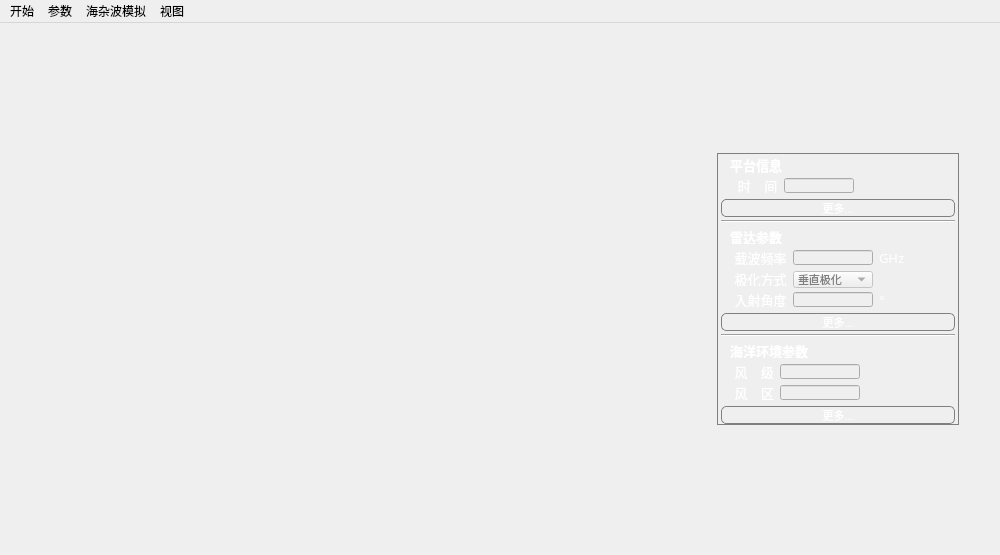
Old version of the form MainWindow.ui in the repository cedricxs/RadarSimulator.
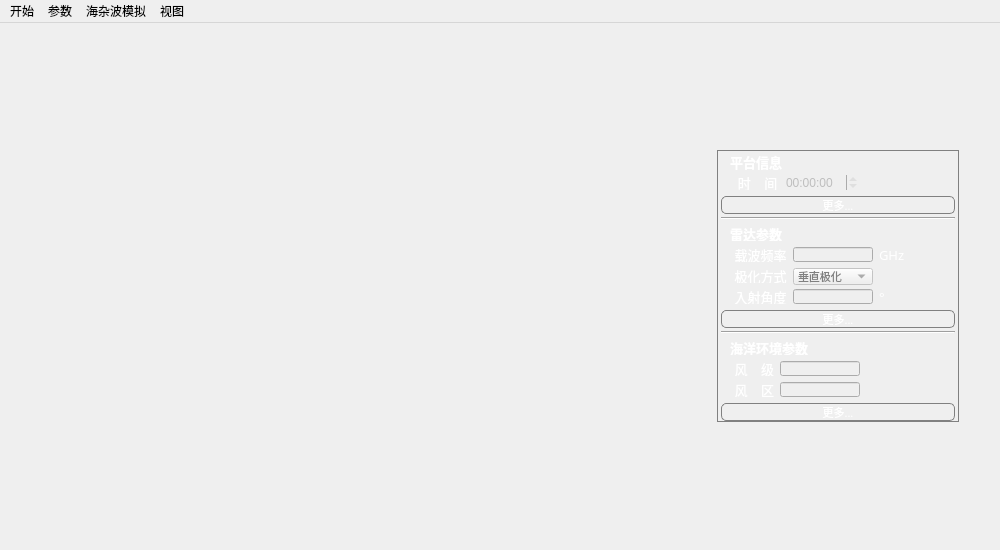
New version of the form. Icons and pictures are not drawn.

Diff of the .ui file:
```diff
--- a/MainWindow.ui
+++ b/MainWindow.ui
@@ -7,7 +7,7 @@
     <x>0</x>
     <y>0</y>
     <width>1000</width>
-    <height>555</height>
+    <height>550</height>
    </rect>
   </property>
   <property name="sizePolicy">
@@ -71,7 +71,7 @@
         <widget class="QStackedWidget" name="stackedWidget_2">
          <property name="sizePolicy">
           <sizepolicy hsizetype="Expanding" vsizetype="Expanding">
-           <horstretch>0</horstretch>
+           <horstretch>1</horstretch>
            <verstretch>0</verstretch>
           </sizepolicy>
          </property>
@@ -83,7 +83,7 @@
          </property>
          <property name="maximumSize">
           <size>
-           <width>530</width>
+           <width>9999</width>
            <height>16777215</height>
           </size>
          </property>
@@ -417,19 +417,61 @@
           </property>
           <layout class="QHBoxLayout" name="horizontalLayout_31">
            <item>
-            <layout class="QHBoxLayout" name="horizontalLayout_36">
-             <item>
-              <widget class="QWidget" name="widget_19" native="true">
+            <layout class="QGridLayout" name="gridLayout">
+             <item row="0" column="1">
+              <widget class="QWidget" name="widget_13" native="true">
+               <property name="sizePolicy">
+                <sizepolicy hsizetype="Expanding" vsizetype="Expanding">
+                 <horstretch>1</horstretch>
+                 <verstretch>0</verstretch>
+                </sizepolicy>
+               </property>
+              </widget>
+             </item>
+             <item row="1" column="0">
+              <widget class="QWidget" name="widget_14" native="true">
                <property name="sizePolicy">
                 <sizepolicy hsizetype="Expanding" vsizetype="Expanding">
                  <horstretch>0</horstretch>
                  <verstretch>0</verstretch>
                 </sizepolicy>
                </property>
+               <property name="maximumSize">
+                <size>
+                 <width>16777215</width>
+                 <height>150</height>
+                </size>
+               </property>
+              </widget>
+             </item>
+             <item row="1" column="1">
+              <widget class="QWidget" name="widget_15" native="true">
+               <property name="sizePolicy">
+                <sizepolicy hsizetype="Expanding" vsizetype="Expanding">
+                 <horstretch>1</horstretch>
+                 <verstretch>0</verstretch>
+                </sizepolicy>
+               </property>
+               <property name="maximumSize">
+                <size>
+                 <width>16777215</width>
+                 <height>150</height>
+                </size>
+               </property>
+              </widget>
+             </item>
+             <item row="0" column="0">
+              <widget class="QWidget" name="widget_19" native="true">
+               <property name="sizePolicy">
+                <sizepolicy hsizetype="Expanding" vsizetype="Expanding">
+                 <horstretch>1</horstretch>
+                 <verstretch>0</verstretch>
+                </sizepolicy>
+               </property>
                <property name="minimumSize">
                 <size>
-                 <width>530</width>
-                 <height>400</height>
+                 <width>0</width>
+                 <height>0</height>
                 </size>
                </property>
                <property name="maximumSize">
@@ -535,6 +577,12 @@
                   </property>
                   <item>
                    <widget class="QLabel" name="label_4">
+                    <property name="minimumSize">
+                     <size>
+                      <width>0</width>
+                      <height>0</height>
+                     </size>
+                    </property>
                     <property name="font">
                      <font>
                       <family>黑体</family>
@@ -550,31 +598,41 @@
                    </widget>
                   </item>
                   <item>
-                   <widget class="QLineEdit" name="lineEdit_2">
+                   <widget class="QTimeEdit" name="timeEdit">
                     <property name="enabled">
                      <bool>false</bool>
                     </property>
-                    <property name="sizePolicy">
-                     <sizepolicy hsizetype="Expanding" vsizetype="Expanding">
-                      <horstretch>0</horstretch>
-                      <verstretch>0</verstretch>
-                     </sizepolicy>
-                    </property>
                     <property name="minimumSize">
                      <size>
                       <width>0</width>
                       <height>0</height>
                      </size>
                     </property>
-                    <property name="maximumSize">
-                     <size>
-                      <width>70</width>
-                      <height>16777215</height>
-                     </size>
+                    <property name="font">
+                     <font>
+                      <pointsize>9</pointsize>
+                      <italic>false</italic>
+                      <underline>false</underline>
+                     </font>
+                    </property>
+                    <property name="wrapping">
+                     <bool>false</bool>
+                    </property>
+                    <property name="frame">
+                     <bool>false</bool>
                     </property>
                     <property name="readOnly">
                      <bool>true</bool>
                     </property>
+                    <property name="displayFormat">
+                     <string>hh:mm:ss</string>
+                    </property>
+                    <property name="calendarPopup">
+                     <bool>false</bool>
+                    </property>
+                    <property name="currentSectionIndex">
+                     <number>0</number>
+                    </property>
                    </widget>
                   </item>
                   <item>
```
Left out of the diff: 2 changed lines with no effect on the pictures.
